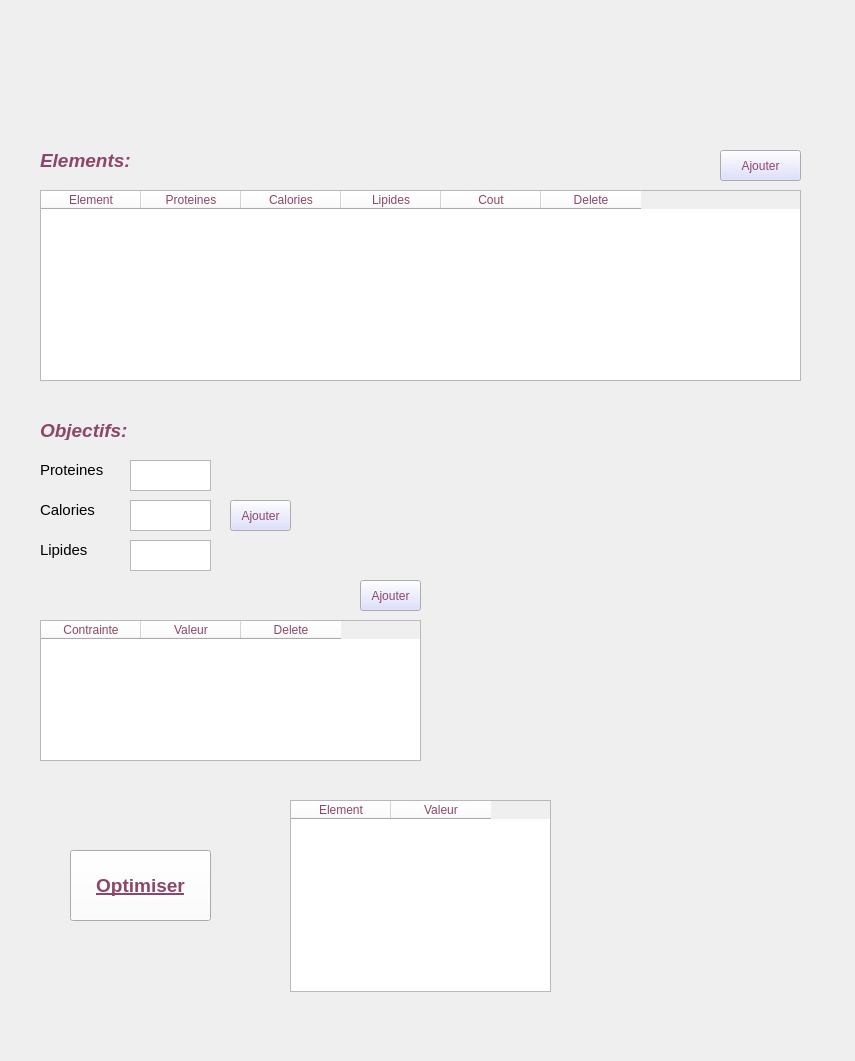
The window that Interfaces/window1.ui (MohamedRebai41/Operations_Research_Project) describes before a commit, drawn with Qt 5.
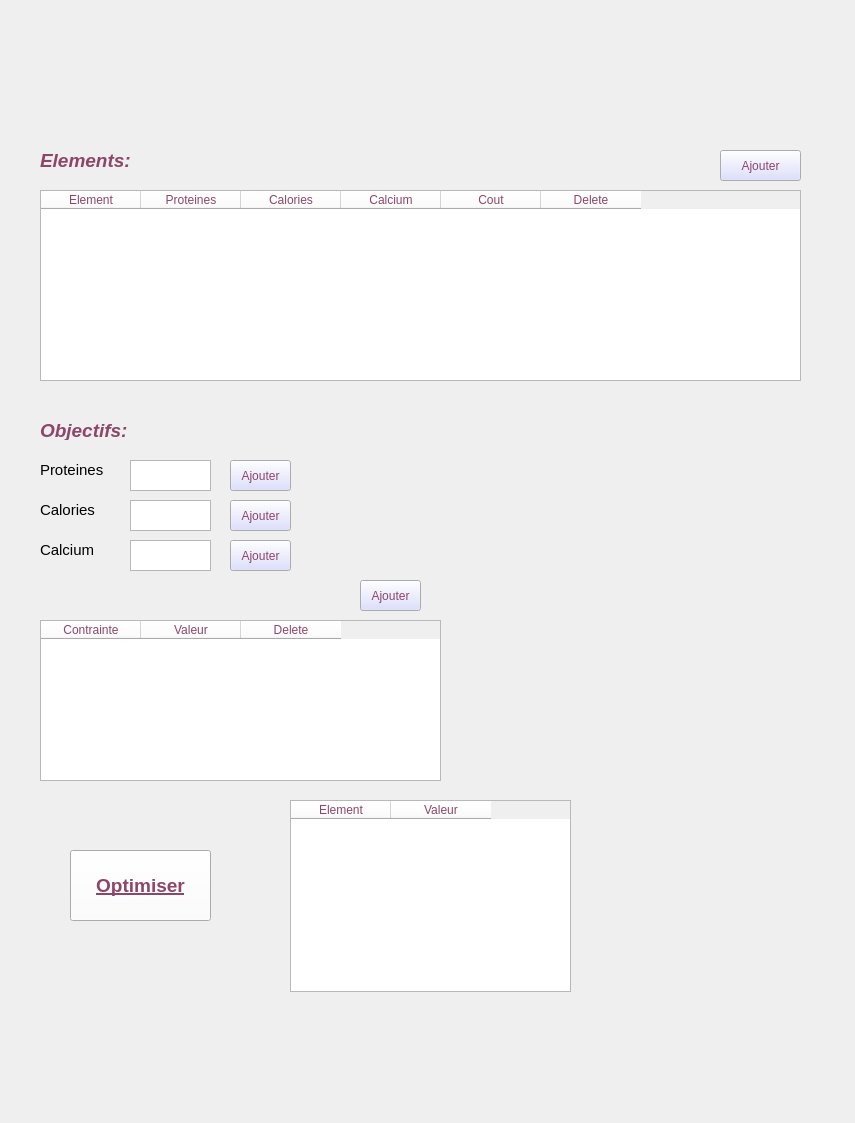
The same window after the commit.

Patch:
```diff
--- a/Interfaces/window1.ui
+++ b/Interfaces/window1.ui
@@ -7,7 +7,7 @@
     <x>0</x>
     <y>0</y>
     <width>855</width>
-    <height>1061</height>
+    <height>1123</height>
    </rect>
   </property>
   <property name="palette">
@@ -179,7 +179,7 @@
    </column>
    <column>
     <property name="text">
-     <string>Lipides</string>
+     <string>Calcium</string>
     </property>
    </column>
    <column>
@@ -363,8 +363,8 @@
     <rect>
      <x>40</x>
      <y>620</y>
-     <width>381</width>
-     <height>141</height>
+     <width>401</width>
+     <height>161</height>
     </rect>
    </property>
    <column>
@@ -418,7 +418,7 @@
     </font>
    </property>
    <property name="text">
-    <string>Lipides</string>
+    <string>Calcium</string>
    </property>
   </widget>
   <widget class="QLabel" name="label_10">
@@ -443,7 +443,7 @@
    <property name="geometry">
     <rect>
      <x>230</x>
-     <y>500</y>
+     <y>460</y>
      <width>61</width>
      <height>31</height>
     </rect>
@@ -548,7 +548,7 @@
     <rect>
      <x>290</x>
      <y>800</y>
-     <width>261</width>
+     <width>281</width>
      <height>192</height>
     </rect>
    </property>
@@ -563,6 +563,112 @@
     </property>
    </column>
   </widget>
+  <widget class="QPushButton" name="add2">
+   <property name="geometry">
+    <rect>
+     <x>230</x>
+     <y>500</y>
+     <width>61</width>
+     <height>31</height>
+    </rect>
+   </property>
+   <property name="palette">
+    <palette>
+     <active>
+      <colorrole role="Button">
+       <brush brushstyle="SolidPattern">
+        <color alpha="255">
+         <red>212</red>
+         <green>215</green>
+         <blue>255</blue>
+        </color>
+       </brush>
+      </colorrole>
+     </active>
+     <inactive>
+      <colorrole role="Button">
+       <brush brushstyle="SolidPattern">
+        <color alpha="255">
+         <red>212</red>
+         <green>215</green>
+         <blue>255</blue>
+        </color>
+       </brush>
+      </colorrole>
+     </inactive>
+     <disabled>
+      <colorrole role="Button">
+       <brush brushstyle="SolidPattern">
+        <color alpha="255">
+         <red>212</red>
+         <green>215</green>
+         <blue>255</blue>
+        </color>
+       </brush>
+      </colorrole>
+     </disabled>
+    </palette>
+   </property>
+   <property name="cursor">
+    <cursorShape>PointingHandCursor</cursorShape>
+   </property>
+   <property name="text">
+    <string>Ajouter</string>
+   </property>
+  </widget>
+  <widget class="QPushButton" name="add3">
+   <property name="geometry">
+    <rect>
+     <x>230</x>
+     <y>540</y>
+     <width>61</width>
+     <height>31</height>
+    </rect>
+   </property>
+   <property name="palette">
+    <palette>
+     <active>
+      <colorrole role="Button">
+       <brush brushstyle="SolidPattern">
+        <color alpha="255">
+         <red>212</red>
+         <green>215</green>
+         <blue>255</blue>
+        </color>
+       </brush>
+      </colorrole>
+     </active>
+     <inactive>
+      <colorrole role="Button">
+       <brush brushstyle="SolidPattern">
+        <color alpha="255">
+         <red>212</red>
+         <green>215</green>
+         <blue>255</blue>
+        </color>
+       </brush>
+      </colorrole>
+     </inactive>
+     <disabled>
+      <colorrole role="Button">
+       <brush brushstyle="SolidPattern">
+        <color alpha="255">
+         <red>212</red>
+         <green>215</green>
+         <blue>255</blue>
+        </color>
+       </brush>
+      </colorrole>
+     </disabled>
+    </palette>
+   </property>
+   <property name="cursor">
+    <cursorShape>PointingHandCursor</cursorShape>
+   </property>
+   <property name="text">
+    <string>Ajouter</string>
+   </property>
+  </widget>
  </widget>
  <resources/>
  <connections/>
```
